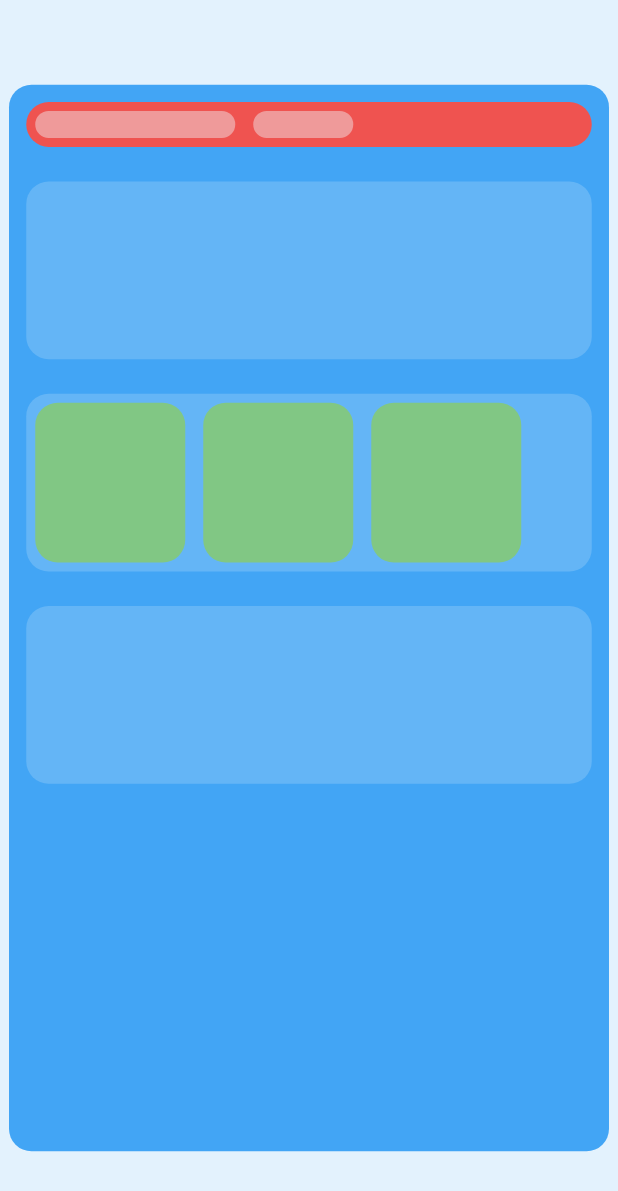
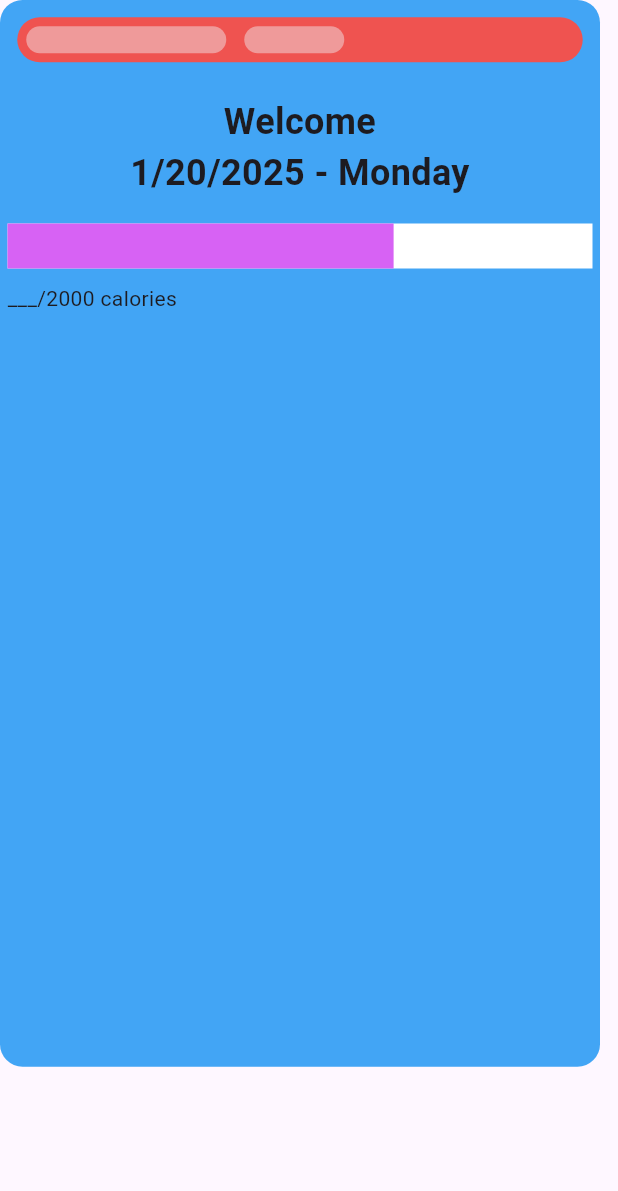
Before and after one commit to Nutrition-Track/voltamobile, a Flutter app: the screen it shows after launch, on a phone screen of 412 x 824 dp. Shown: the top 1191 px of the screen. Run offline on Flutter 3.47's test engine with Material 3 defaults, Android fonts, the phone set to English and light mode, and no system bars.

Commit message:
added a few changes to match figma

```diff
--- a/lib/main.dart
+++ b/lib/main.dart
@@ -2,23 +2,45 @@
 
 void main() => runApp(const SelectionContainerDisabledExampleApp());
 
+// pink color: (215, 98, 244) (R, G, B)
 class SelectionContainerDisabledExampleApp extends StatelessWidget {
   const SelectionContainerDisabledExampleApp({super.key});
 
   @override
   Widget build(BuildContext context) {
+    DateTime now = new DateTime.now();
+    DateTime date = new DateTime(now.year, now.month, now.day);
+    String day;
+    if (date.weekday == 0) {
+      day = "Sunday";
+    } else if (date.weekday == 1) {
+      day = "Monday";
+    } else if (date.weekday == 2) {
+      day = "Tuesday";
+    } else if (date.weekday == 3) {
+      day = "Wednesday";
+    } else if (date.weekday == 4) {
+      day = "Thursday";
+    } else if (date.weekday == 5) {
+      day = "Friday";
+    } else {
+      day = "Saturday";
+    }
     const aspectratio = 16 /
         9; // WARNING! CHANGING THIS VALUE MAY LEAD TO UNEXPECTED CONSEQUENCES WITH SCALING!!!
     const uielementpadding =
         11.5; // WARNING! CHANGING THIS VALUE MAY LEAD TO UNEXPECTED CONSEQUENCES WITH SCALING!!!
     const screenwidth =
         400.00; // WARNING! CHANGING THIS VALUE MAY LEAD TO UNEXPECTED CONSEQUENCES WITH SCALING!!!
+    const screenheight = screenwidth * aspectratio;
     return Container(
         color: Colors.blue[50],
-        child: Center(
-            child: Container(
+        child: Directionality(
+            textDirection: TextDirection.ltr,
+            child: Scaffold(
+                body: Container(
                     width: screenwidth,
-                height: screenwidth * aspectratio,
+                    height: screenheight,
                     alignment: Alignment.topLeft,
                     decoration: BoxDecoration(
                       color: Colors.blue[400],
@@ -27,6 +49,7 @@
                     child: Column(children: [
                       // list of boxes
                       Padding(
+                          // header
                           padding: EdgeInsets.all(uielementpadding),
                           child: Container(
                               decoration: BoxDecoration(
@@ -67,76 +90,38 @@
                                     ),
                                   ]))),
                       Padding(
+                          // welcome text
                           padding: EdgeInsets.all(uielementpadding),
-                    child: Container(
-                      // diet progress
-                      width: 380,
-                      height: (400 * aspectratio) / 6,
-                      decoration: BoxDecoration(
-                        color: Colors.blue[300],
-                        borderRadius: BorderRadius.circular(15.0),
-                      ),
-                    ),
-                  ),
+                          child: DefaultTextStyle.merge(
+                              style: TextStyle(
+                                  fontSize: 24, fontWeight: FontWeight.bold),
+                              child: Center(
+                                  child: Text(
+                                      'Welcome\n' +
+                                          date.month.toString() +
+                                          '/' +
+                                          date.day.toString() +
+                                          '/' +
+                                          date.year.toString() +
+                                          ' - ' +
+                                          day,
+                                      textAlign: TextAlign.center)))),
                       Padding(
-                      padding: EdgeInsets.all(uielementpadding),
-                      child: Container(
-                          // food inputs
-                          width: 380,
-                          height: (400 * aspectratio) / 6,
-                          decoration: BoxDecoration(
-                            color: Colors.blue[300],
-                            borderRadius: BorderRadius.circular(15.0),
-                          ),
-                          child: Row(
-                              textDirection: TextDirection.ltr, // left to right
-                              children: [
-                                Padding(
-                                    // food inputs barcode
-                                    padding: EdgeInsets.all(6),
-                                    child: Container(
-                                      decoration: BoxDecoration(
-                                        color: Colors.green[300],
-                                        borderRadius:
-                                            BorderRadius.circular(15.0),
-                                      ),
-                                      width: screenwidth / 4,
+                        // progress bar
+                          padding: EdgeInsets.all(5),
+                          child: LinearProgressIndicator(
+                            value: 0.66,
+                            minHeight: 30,
+                            color: Color.fromARGB(255, 215, 98, 244),
+                            backgroundColor: Color.fromARGB(255, 255, 255, 255),
                           )),
                       Padding(
-                                    // food inputs ai (center!)
-                                    padding: EdgeInsets.all(6),
-                                    child: Container(
-                                      decoration: BoxDecoration(
-                                        color: Colors.green[300],
-                                        borderRadius:
-                                            BorderRadius.circular(15.0),
+                        padding: EdgeInsets.all(5),
+                        child: SizedBox(
+                          width: screenwidth,
+                          child: Text('___/2000 calories', textAlign: TextAlign.left),
+                        )
                       ),
-                                      width: screenwidth / 4,
-                                    )),
-                                Padding(
-                                    // food inputs manual
-                                    padding: EdgeInsets.all(6),
-                                    child: Container(
-                                      decoration: BoxDecoration(
-                                        color: Colors.green[300],
-                                        borderRadius:
-                                            BorderRadius.circular(15.0),
-                                      ),
-                                      width: screenwidth / 4,
-                                    )),
-                              ]))),
-                  Padding(
-                    // calendar
-                    padding: EdgeInsets.all(uielementpadding),
-                    child: Container(
-                      width: 380,
-                      height: (400 * aspectratio) / 6,
-                      decoration: BoxDecoration(
-                        color: Colors.blue[300],
-                        borderRadius: BorderRadius.circular(15.0),
-                      ),
-                    ),
-                  ),
-                ]))));
+                    ])))));
   }
 }
```
Lines whose indentation alone changed are shown as unchanged.
